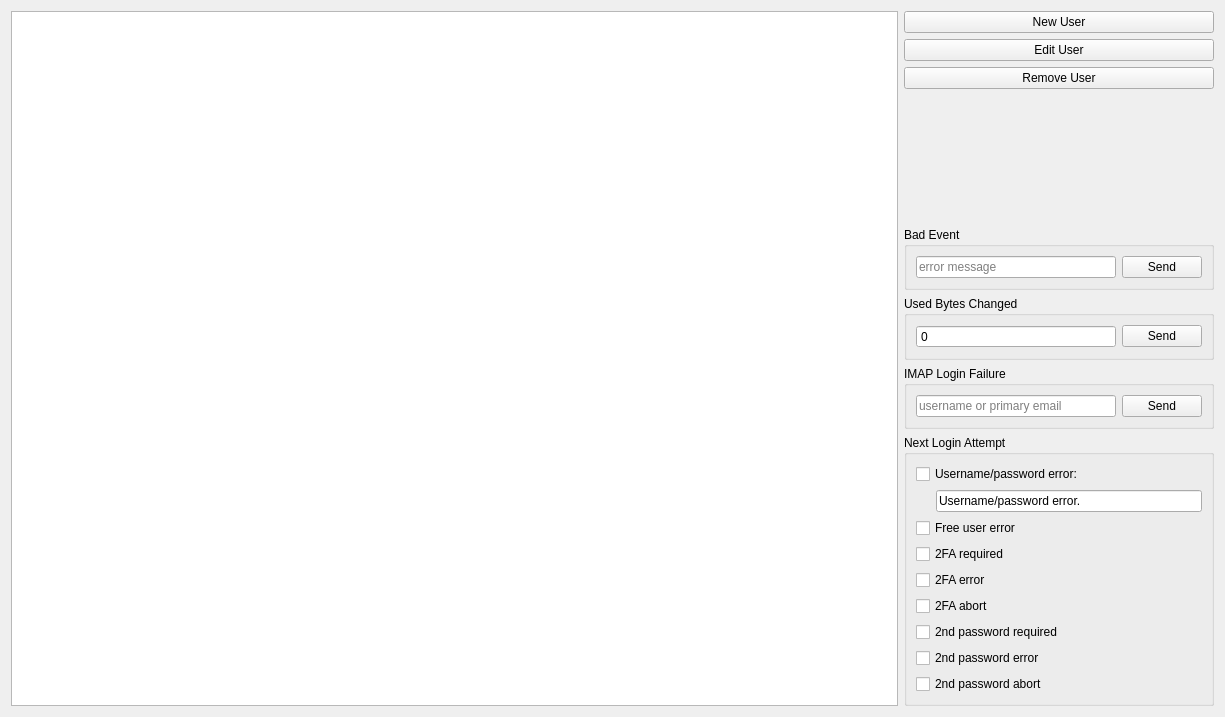
Above: internal/frontend/bridge-gui/bridge-gui-tester/Tabs/UsersTab.ui from ProtonMail/proton-bridge before the change. Below: the same form after it.
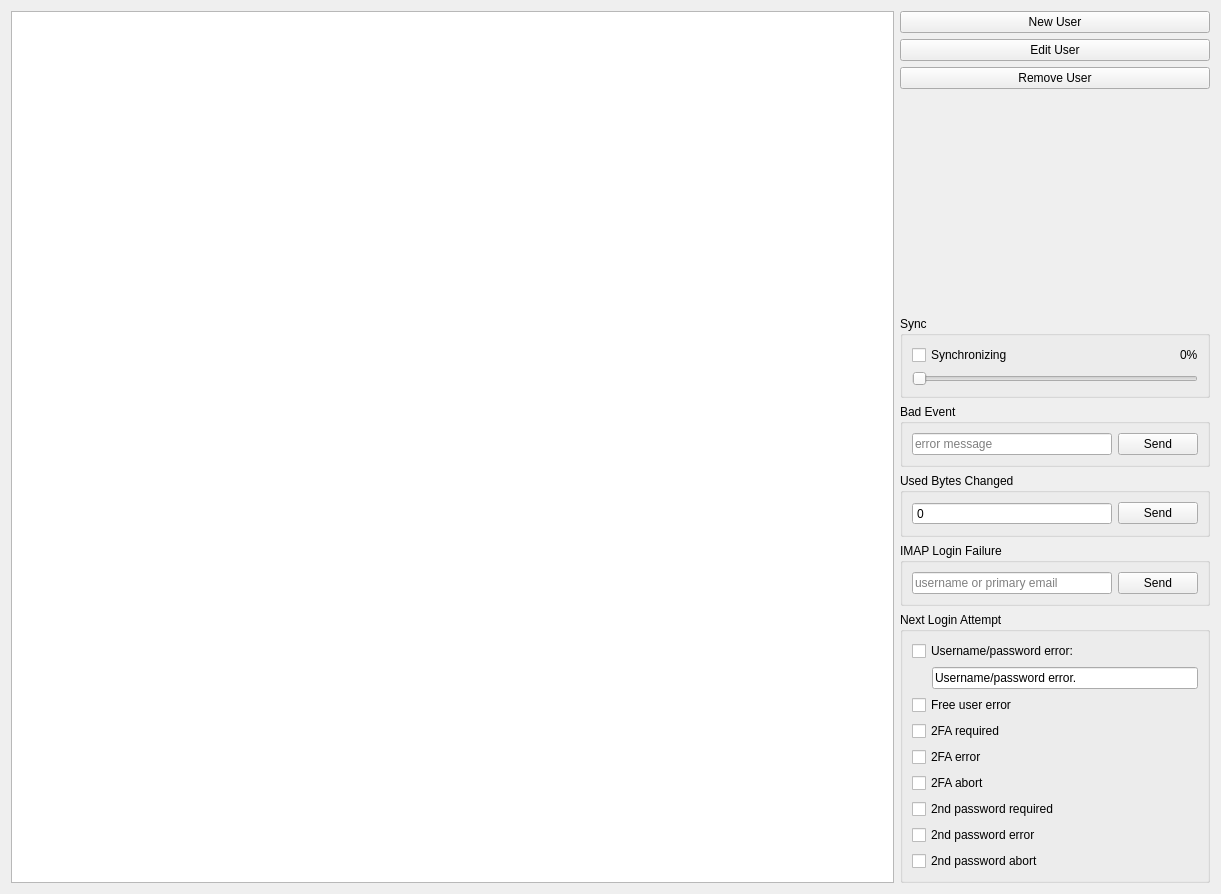
That is the form after the change.

Commit message: feat(GODT-2261): sync progress in GUI.

The edit to the form file:
```diff
--- a/internal/frontend/bridge-gui/bridge-gui-tester/Tabs/UsersTab.ui
+++ b/internal/frontend/bridge-gui/bridge-gui-tester/Tabs/UsersTab.ui
@@ -6,8 +6,8 @@
    <rect>
     <x>0</x>
     <y>0</y>
-    <width>1225</width>
-    <height>717</height>
+    <width>1221</width>
+    <height>894</height>
    </rect>
   </property>
   <property name="windowTitle">
@@ -66,6 +66,52 @@
        </property>
       </spacer>
      </item>
+     <item>
+      <widget class="QGroupBox" name="groupboxSync">
+       <property name="minimumSize">
+        <size>
+         <width>0</width>
+         <height>0</height>
+        </size>
+       </property>
+       <property name="title">
+        <string>Sync</string>
+       </property>
+       <layout class="QVBoxLayout" name="verticalLayout_5">
+        <item>
+         <layout class="QHBoxLayout" name="horizontalLayout_4" stretch="1,0">
+          <item>
+           <widget class="QCheckBox" name="checkSync">
+            <property name="text">
+             <string>Synchronizing</string>
+            </property>
+           </widget>
+          </item>
+          <item>
+           <widget class="QLabel" name="labelSync">
+            <property name="text">
+             <string>0%</string>
+            </property>
+           </widget>
+          </item>
+         </layout>
+        </item>
+        <item>
+         <widget class="QSlider" name="sliderSync">
+          <property name="maximum">
+           <number>100</number>
+          </property>
+          <property name="orientation">
+           <enum>Qt::Horizontal</enum>
+          </property>
+          <property name="tickInterval">
+           <number>10</number>
+          </property>
+         </widget>
+        </item>
+       </layout>
+      </widget>
+     </item>
      <item>
       <widget class="QGroupBox" name="groupBoxBadEvent">
        <property name="minimumSize">
```
The commit also changes 33 other files.
